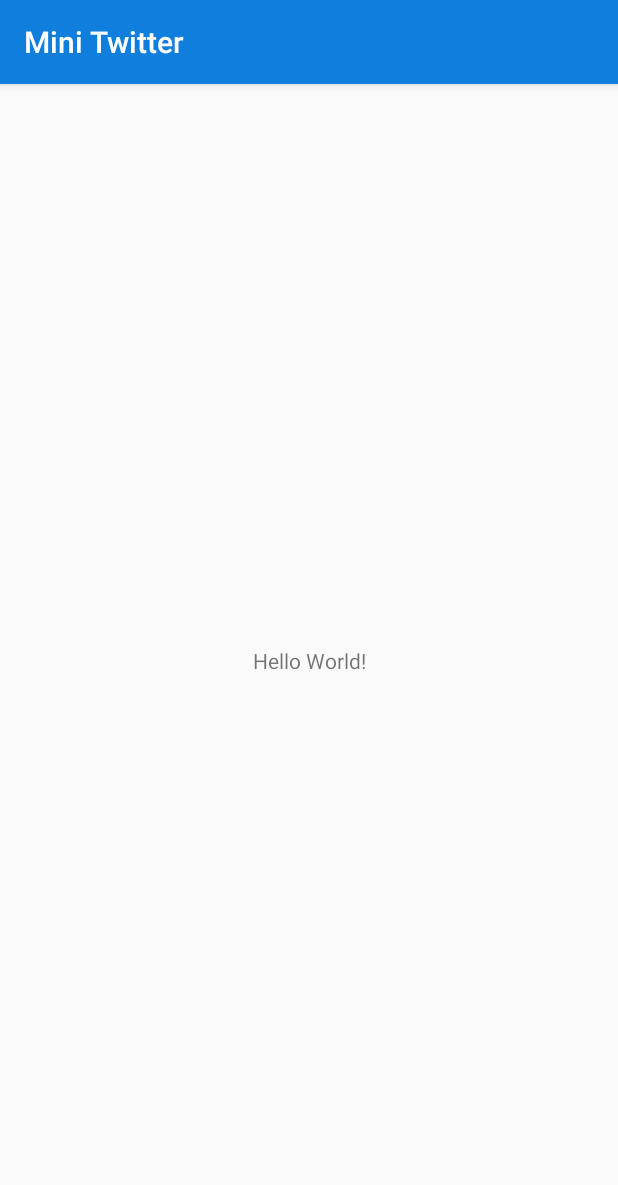
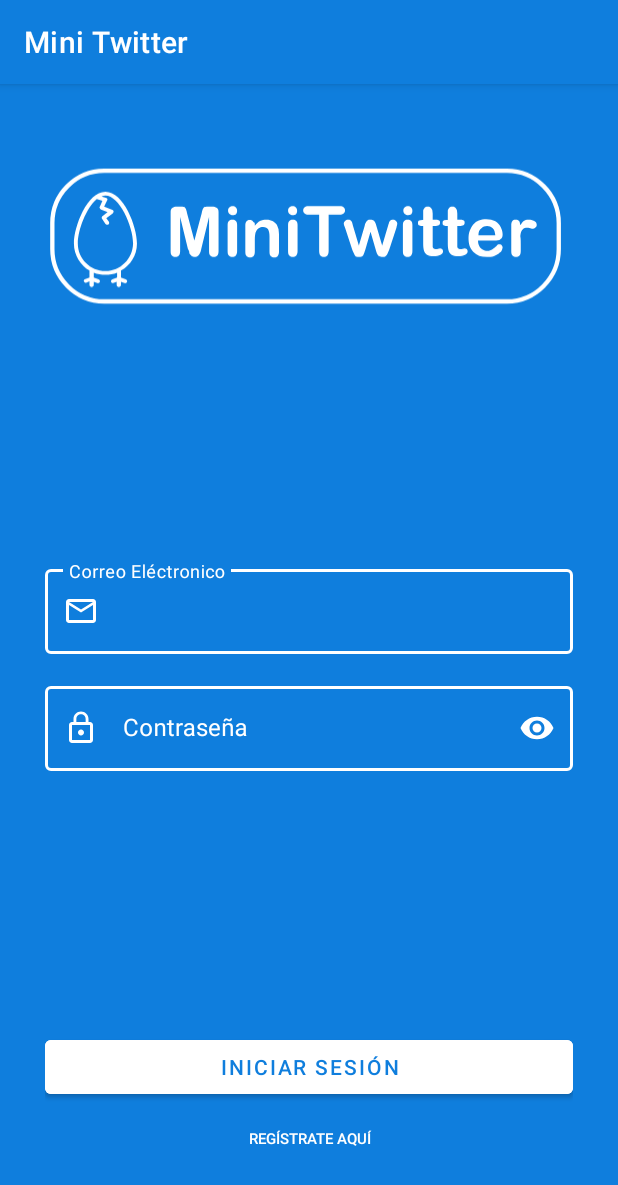
Before and after one commit to is-lgarcia/mini_twitter, an Android app: the screen it shows after launch (MainActivity), on a phone screen of 412 x 824 dp. Shown: the top 1185 px of the screen. Run offline under Robolectric (Android 15) with nearby library versions, the phone set to English and light mode, and no system bars.

Commit message:
Diseño de Login realizado

```diff
--- a/app/build.gradle
+++ b/app/build.gradle
@@ -31,4 +31,5 @@ dependencies {
     testImplementation 'junit:junit:4.12'
     androidTestImplementation 'androidx.test.ext:junit:1.1.1'
     androidTestImplementation 'androidx.test.espresso:espresso-core:3.2.0'
+    implementation 'com.google.android.material:material:1.1.0'
 }
--- /dev/null
+++ b/app/src/main/res/drawable/ic_lock_outline.xml
@@ -0,0 +1,9 @@
+<vector xmlns:android="http://schemas.android.com/apk/res/android"
+        android:width="24dp"
+        android:height="24dp"
+        android:viewportWidth="24.0"
+        android:viewportHeight="24.0">
+    <path
+        android:fillColor="#FF000000"
+        android:pathData="M12,17c1.1,0 2,-0.9 2,-2s-0.9,-2 -2,-2 -2,0.9 -2,2 0.9,2 2,2zM18,8h-1L17,6c0,-2.76 -2.24,-5 -5,-5S7,3.24 7,6v2L6,8c-1.1,0 -2,0.9 -2,2v10c0,1.1 0.9,2 2,2h12c1.1,0 2,-0.9 2,-2L20,10c0,-1.1 -0.9,-2 -2,-2zM8.9,6c0,-1.71 1.39,-3.1 3.1,-3.1s3.1,1.39 3.1,3.1v2L8.9,8L8.9,6zM18,20L6,20L6,10h12v10z"/>
+</vector>
--- /dev/null
+++ b/app/src/main/res/drawable/ic_mail_outline.xml
@@ -0,0 +1,9 @@
+<vector xmlns:android="http://schemas.android.com/apk/res/android"
+        android:width="24dp"
+        android:height="24dp"
+        android:viewportWidth="24.0"
+        android:viewportHeight="24.0">
+    <path
+        android:fillColor="#FF000000"
+        android:pathData="M20,4L4,4c-1.1,0 -1.99,0.9 -1.99,2L2,18c0,1.1 0.9,2 2,2h16c1.1,0 2,-0.9 2,-2L22,6c0,-1.1 -0.9,-2 -2,-2zM20,18L4,18L4,8l8,5 8,-5v10zM12,11L4,6h16l-8,5z"/>
+</vector>
--- a/app/src/main/res/layout/activity_main.xml
+++ b/app/src/main/res/layout/activity_main.xml
@@ -2,17 +2,124 @@
 <androidx.constraintlayout.widget.ConstraintLayout xmlns:android="http://schemas.android.com/apk/res/android"
     xmlns:app="http://schemas.android.com/apk/res-auto"
     xmlns:tools="http://schemas.android.com/tools"
+    android:id="@+id/iv_logo"
     android:layout_width="match_parent"
     android:layout_height="match_parent"
+    android:background="@color/colorPrimary"
+    android:padding="30dp"
     tools:context=".MainActivity">
 
-    <TextView
+    <androidx.constraintlayout.widget.Guideline
+        android:id="@+id/guideline"
         android:layout_width="wrap_content"
         android:layout_height="wrap_content"
-        android:text="Hello World!"
+        android:orientation="horizontal"
+        app:layout_constraintGuide_percent="0.2" />
+
+    <androidx.constraintlayout.widget.Guideline
+        android:id="@+id/guideline2"
+        android:layout_width="wrap_content"
+        android:layout_height="wrap_content"
+        android:orientation="horizontal"
+        app:layout_constraintGuide_percent="0.8" />
+
+    <ImageView
+        android:id="@+id/imageView"
+        android:layout_width="0dp"
+        android:layout_height="0dp"
+        app:layout_constraintBottom_toTopOf="@+id/guideline"
+        app:layout_constraintEnd_toEndOf="parent"
+        app:layout_constraintStart_toStartOf="parent"
+        app:layout_constraintTop_toTopOf="parent"
+        app:srcCompat="@drawable/ic_logo_minitwitter_white" />
+
+    <com.google.android.material.textfield.TextInputLayout
+        android:id="@+id/input_email_login"
+        style="@style/Widget.MaterialComponents.TextInputLayout.OutlinedBox"
+        android:layout_width="0dp"
+        android:layout_height="wrap_content"
+        android:layout_marginTop="8dp"
+        android:layout_marginBottom="16dp"
+        android:hint="@string/enter_email"
+        android:textColorHint="@android:color/white"
+        app:boxBackgroundColor="@color/colorPrimary"
+        app:boxStrokeColor="@android:color/white"
+        app:boxStrokeWidthFocused="2dp"
+        app:boxStrokeWidth="2dp"
+        app:endIconMode="clear_text"
+        app:hintTextColor="@android:color/white"
+        app:endIconTint="@android:color/white"
+        app:layout_constraintBottom_toTopOf="@+id/input_password_login"
+        app:layout_constraintEnd_toEndOf="parent"
+        app:layout_constraintHorizontal_bias="0.5"
+        app:layout_constraintStart_toStartOf="parent"
+        app:layout_constraintTop_toBottomOf="@+id/imageView"
+        app:layout_constraintVertical_chainStyle="packed"
+        app:startIconDrawable="@drawable/ic_mail_outline"
+        app:startIconTint="@android:color/white">
+
+        <com.google.android.material.textfield.TextInputEditText
+            android:layout_width="match_parent"
+            android:layout_height="match_parent"
+            android:inputType="textEmailAddress"
+            android:textColor="@android:color/white" />
+    </com.google.android.material.textfield.TextInputLayout>
+
+    <com.google.android.material.textfield.TextInputLayout
+        android:id="@+id/input_password_login"
+        style="@style/Widget.MaterialComponents.TextInputLayout.OutlinedBox"
+        android:layout_width="0dp"
+        android:layout_height="wrap_content"
+        android:hint="@string/enter_password"
+        android:textColorHint="@android:color/white"
+        app:boxBackgroundColor="@color/colorPrimary"
+        app:boxStrokeColor="@android:color/white"
+        app:boxStrokeWidthFocused="2dp"
+        app:boxStrokeWidth="2dp"
+        app:hintTextColor="@android:color/white"
+        app:endIconMode="password_toggle"
+        app:endIconTint="@android:color/white"
+        app:layout_constraintBottom_toBottomOf="@id/guideline2"
+        app:layout_constraintEnd_toEndOf="parent"
+        app:layout_constraintHorizontal_bias="0.5"
+        app:layout_constraintStart_toStartOf="parent"
+        app:layout_constraintTop_toBottomOf="@+id/input_email_login"
+        app:startIconDrawable="@drawable/ic_lock_outline"
+        app:startIconTint="@android:color/white">
+
+        <com.google.android.material.textfield.TextInputEditText
+            android:layout_width="match_parent"
+            android:layout_height="match_parent"
+            android:inputType="textPassword"
+            android:textColor="@android:color/white" />
+    </com.google.android.material.textfield.TextInputLayout>
+
+    <Button
+        android:id="@+id/btn_login"
+        android:layout_width="0dp"
+        android:layout_height="wrap_content"
+        android:layout_marginTop="24dp"
+        android:backgroundTint="@android:color/white"
+        android:text="@string/btn_login"
+        android:textColor="@color/colorPrimary"
+        app:layout_constraintBottom_toTopOf="@+id/btn_create_account"
+        app:layout_constraintEnd_toEndOf="parent"
+        app:layout_constraintHorizontal_bias="0.5"
+        app:layout_constraintStart_toStartOf="parent"
+        app:layout_constraintTop_toBottomOf="@+id/guideline2"
+        app:layout_constraintVertical_chainStyle="packed" />
+
+    <Button
+        android:id="@+id/btn_create_account"
+        style="@style/Widget.AppCompat.Button.Borderless"
+        android:layout_width="0dp"
+        android:layout_height="wrap_content"
+        android:text="@string/create_account"
+        android:textSize="10sp"
         app:layout_constraintBottom_toBottomOf="parent"
-        app:layout_constraintLeft_toLeftOf="parent"
-        app:layout_constraintRight_toRightOf="parent"
-        app:layout_constraintTop_toTopOf="parent" />
+        app:layout_constraintEnd_toEndOf="parent"
+        app:layout_constraintHorizontal_bias="0.5"
+        app:layout_constraintStart_toStartOf="parent"
+        app:layout_constraintTop_toBottomOf="@+id/btn_login" />
 
 </androidx.constraintlayout.widget.ConstraintLayout>
--- a/app/src/main/res/values/colors.xml
+++ b/app/src/main/res/values/colors.xml
@@ -1,6 +1,8 @@
 <?xml version="1.0" encoding="utf-8"?>
-<resources>
+<resources xmlns:tools="http://schemas.android.com/tools">
     <color name="colorPrimary">#0f7edd</color>
     <color name="colorPrimaryDark">#0053ab</color>
     <color name="colorAccent">#63adff</color>
+    <color name="mtrl_textinput_default_box_stroke_color" tools:override="true">#fff</color>
+
 </resources>
--- a/app/src/main/res/values/strings.xml
+++ b/app/src/main/res/values/strings.xml
@@ -1,3 +1,12 @@
 <resources>
     <string name="app_name">Mini Twitter</string>
+
+    <!-- String Login and SingUp -->
+
+    <string name="enter_email">Correo Eléctronico</string>
+    <string name="enter_password">Contraseña</string>
+    <string name="btn_login">Iniciar Sesión</string>
+    <string name="create_account">Regístrate Aquí</string>
+
+
 </resources>
--- a/app/src/main/res/values/styles.xml
+++ b/app/src/main/res/values/styles.xml
@@ -1,11 +1,16 @@
 <resources>
 
     <!-- Base application theme. -->
-    <style name="AppTheme" parent="Theme.AppCompat.Light.DarkActionBar">
+    <style name="AppTheme" parent="Theme.MaterialComponents.Light.DarkActionBar">
         <!-- Customize your theme here. -->
         <item name="colorPrimary">@color/colorPrimary</item>
         <item name="colorPrimaryDark">@color/colorPrimaryDark</item>
         <item name="colorAccent">@color/colorAccent</item>
     </style>
 
+    <style name="TextInputLayoutWhiteStyle" parent="Widget.MaterialComponents.TextInputLayout.OutlinedBox.Dense">
+        <item name="boxStrokeColor">#fff</item>
+        <item name="boxStrokeWidth">2dp</item>
+    </style>
+
 </resources>
```
